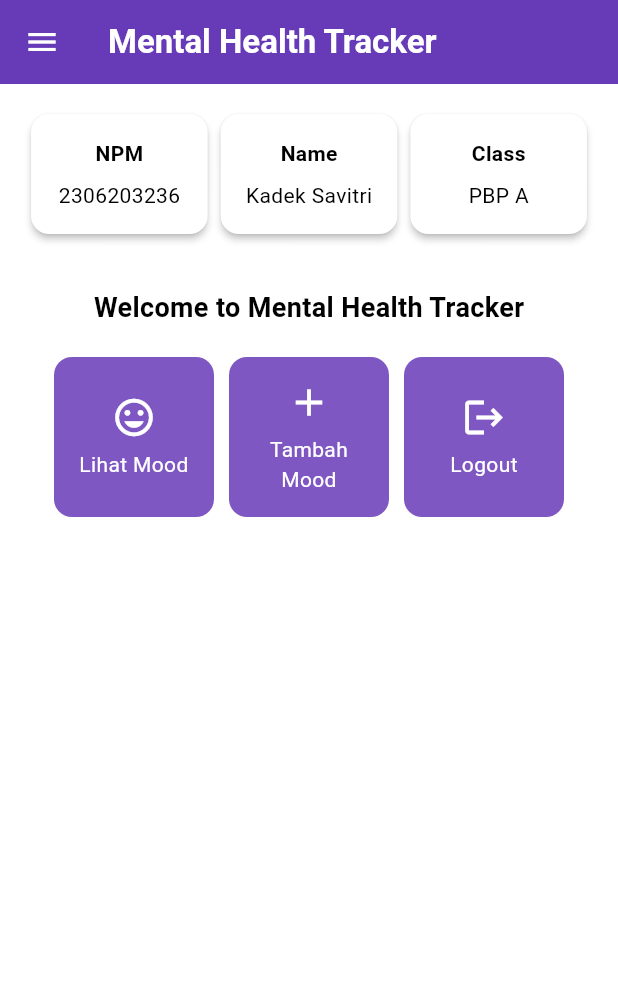
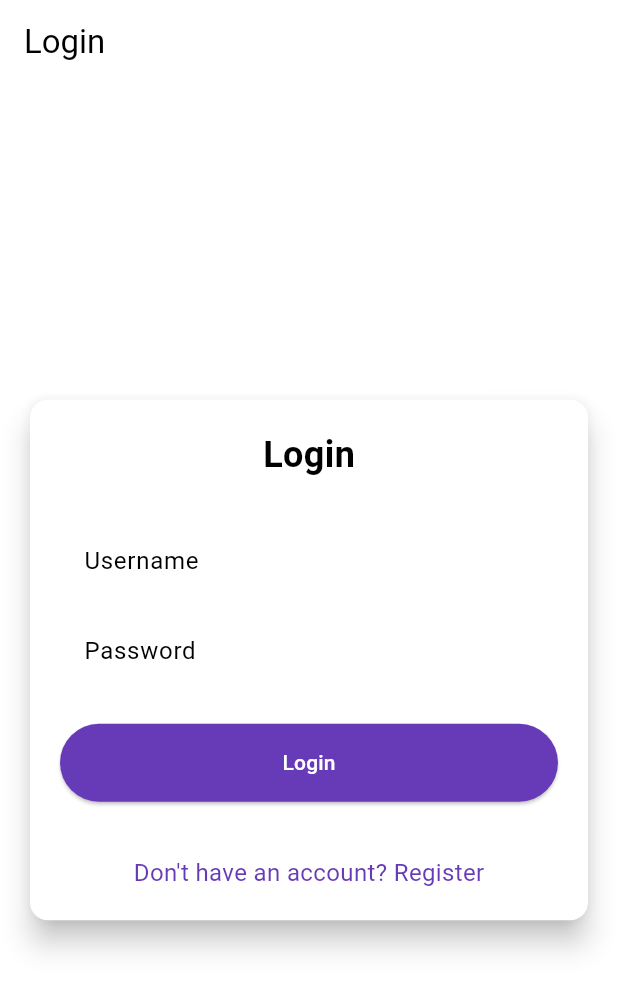
Before and after one commit to kadeksavitri/mental-health-tracker-mobile, a Flutter app: the screen it shows after launch, on a phone screen of 412 x 824 dp. Shown: the top 991 px of the screen. Run offline on Flutter 3.47's test engine with Material 3 defaults, Android fonts, the phone set to English and light mode, and no system bars; missing offline and left inert: pbp_django_auth.

Commit message:
tutorial 8

```diff
--- a/lib/main.dart
+++ b/lib/main.dart
@@ -1,5 +1,8 @@
 import 'package:mental_health_tracker/screens/menu.dart';
 import 'package:flutter/material.dart';
+import 'package:pbp_django_auth/pbp_django_auth.dart';
+import 'package:provider/provider.dart';
+import 'package:mental_health_tracker/screens/login.dart';
 
 void main() {
   runApp(const MyApp());
@@ -8,31 +11,23 @@ void main() {
 class MyApp extends StatelessWidget {
   const MyApp({super.key});
 
-  // This widget is the root of your application.
   @override
   Widget build(BuildContext context) {
-    return MaterialApp(
-      title: 'Flutter Demo',
-      theme: ThemeData(
-        // This is the theme of your application.
-        //
-        // TRY THIS: Try running your application with "flutter run". You'll see
-        // the application has a purple toolbar. Then, without quitting the app,
-        // try changing the seedColor in the colorScheme below to Colors.green
-        // and then invoke "hot reload" (save your changes or press the "hot
-        // reload" button in a Flutter-supported IDE, or press "r" if you used
-        // the command line to start the app).
-        //
-        // Notice that the counter didn't reset back to zero; the application
-        // state is not lost during the reload. To reset the state, use hot
-        // restart instead.
-        //
-        // This works for code too, not just values: Most code changes can be
-        // tested with just a hot reload.
-        colorScheme: ColorScheme.fromSwatch(primarySwatch: Colors.deepPurple,).copyWith(secondary: Colors.deepPurple[400]),
-        useMaterial3: true,
+    return Provider(
+      create: (_) {
+        CookieRequest request = CookieRequest();
+        return request;
+      },
+      child: MaterialApp(
+        title: 'Mental Health Tracker',
+        theme: ThemeData(
+          useMaterial3: true,
+          colorScheme: ColorScheme.fromSwatch(
+            primarySwatch: Colors.deepPurple,
+          ).copyWith(secondary: Colors.deepPurple[400]),
+        ),
+        home: const LoginPage(),
       ),
-      home: MyHomePage(),
     );
   }
 }
--- /dev/null
+++ b/lib/screens/login.dart
@@ -0,0 +1,182 @@
+import 'package:mental_health_tracker/screens/menu.dart';
+import 'package:flutter/material.dart';
+import 'package:pbp_django_auth/pbp_django_auth.dart';
+import 'package:provider/provider.dart';
+import 'package:mental_health_tracker/screens/register.dart';
+// Import halaman RegisterPage jika sudah dibuat
+
+void main() {
+  runApp(const LoginApp());
+}
+
+class LoginApp extends StatelessWidget {
+  const LoginApp({super.key});
+
+  @override
+  Widget build(BuildContext context) {
+    return MaterialApp(
+      title: 'Login',
+      theme: ThemeData(
+        useMaterial3: true,
+        colorScheme: ColorScheme.fromSwatch(
+          primarySwatch: Colors.deepPurple,
+        ).copyWith(secondary: Colors.deepPurple[400]),
+      ),
+      home: const LoginPage(),
+    );
+  }
+}
+
+class LoginPage extends StatefulWidget {
+  const LoginPage({super.key});
+
+  @override
+  State<LoginPage> createState() => _LoginPageState();
+}
+
+class _LoginPageState extends State<LoginPage> {
+  final TextEditingController _usernameController = TextEditingController();
+  final TextEditingController _passwordController = TextEditingController();
+
+  @override
+  Widget build(BuildContext context) {
+    final request = context.watch<CookieRequest>();
+
+    return Scaffold(
+      appBar: AppBar(
+        title: const Text('Login'),
+      ),
+      body: Center(
+        child: SingleChildScrollView(
+          padding: const EdgeInsets.all(16.0),
+          child: Card(
+            elevation: 8,
+            shape: RoundedRectangleBorder(
+              borderRadius: BorderRadius.circular(12.0),
+            ),
+            child: Padding(
+              padding: const EdgeInsets.all(20.0),
+              child: Column(
+                mainAxisSize: MainAxisSize.min,
+                children: [
+                  const Text(
+                    'Login',
+                    style: TextStyle(
+                      fontSize: 24.0,
+                      fontWeight: FontWeight.bold,
+                    ),
+                  ),
+                  const SizedBox(height: 30.0),
+                  TextField(
+                    controller: _usernameController,
+                    decoration: const InputDecoration(
+                      labelText: 'Username',
+                      hintText: 'Enter your username',
+                      border: OutlineInputBorder(
+                        borderRadius: BorderRadius.all(Radius.circular(12.0)),
+                      ),
+                      contentPadding:
+                          EdgeInsets.symmetric(horizontal: 12.0, vertical: 8.0),
+                    ),
+                  ),
+                  const SizedBox(height: 12.0),
+                  TextField(
+                    controller: _passwordController,
+                    decoration: const InputDecoration(
+                      labelText: 'Password',
+                      hintText: 'Enter your password',
+                      border: OutlineInputBorder(
+                        borderRadius: BorderRadius.all(Radius.circular(12.0)),
+                      ),
+                      contentPadding:
+                          EdgeInsets.symmetric(horizontal: 12.0, vertical: 8.0),
+                    ),
+                    obscureText: true,
+                  ),
+                  const SizedBox(height: 24.0),
+                  ElevatedButton(
+                    onPressed: () async {
+                      String username = _usernameController.text;
+                      String password = _passwordController.text;
+
+                      // Cek kredensial
+                      // : Ganti URL dan jangan lupa tambahkan trailing slash (/) di akhir URL!
+                      // Untuk menyambungkan Android emulator dengan Django pada localhost,
+                      // gunakan URL http://10.0.2.2/
+                      final response = await request
+                          .login("http://127.0.0.1:8000/auth/login/", {
+                        'username': username,
+                        'password': password,
+                      });
+
+                      if (request.loggedIn) {
+                        String message = response['message'];
+                        String uname = response['username'];
+                        if (context.mounted) {
+                          Navigator.pushReplacement(
+                            context,
+                            MaterialPageRoute(
+                                builder: (context) => MyHomePage()),
+                          );
+                          ScaffoldMessenger.of(context)
+                            ..hideCurrentSnackBar()
+                            ..showSnackBar(
+                              SnackBar(
+                                  content:
+                                      Text("$message Selamat datang, $uname.")),
+                            );
+                        }
+                      } else {
+                        if (context.mounted) {
+                          showDialog(
+                            context: context,
+                            builder: (context) => AlertDialog(
+                              title: const Text('Login Gagal'),
+                              content: Text(response['message']),
+                              actions: [
+                                TextButton(
+                                  child: const Text('OK'),
+                                  onPressed: () {
+                                    Navigator.pop(context);
+                                  },
+                                ),
+                              ],
+                            ),
+                          );
+                        }
+                      }
+                    },
+                    style: ElevatedButton.styleFrom(
+                      foregroundColor: Colors.white,
+                      minimumSize: Size(double.infinity, 50),
+                      backgroundColor: Theme.of(context).colorScheme.primary,
+                      padding: const EdgeInsets.symmetric(vertical: 16.0),
+                    ),
+                    child: const Text('Login'),
+                  ),
+                  const SizedBox(height: 36.0),
+                  GestureDetector(
+                    onTap: () {
+                      Navigator.push(
+                        context,
+                        MaterialPageRoute(
+                            builder: (context) => const RegisterPage()),
+                      );
+                    },
+                    child: Text(
+                      'Don\'t have an account? Register',
+                      style: TextStyle(
+                        color: Theme.of(context).colorScheme.primary,
+                        fontSize: 16.0,
+                      ),
+                    ),
+                  ),
+                ],
+              ),
+            ),
+          ),
+        ),
+      ),
+    );
+  }
+}
--- a/pubspec.yaml
+++ b/pubspec.yaml
@@ -35,6 +35,9 @@ dependencies:
   # The following adds the Cupertino Icons font to your application.
   # Use with the CupertinoIcons class for iOS style icons.
   cupertino_icons: ^1.0.8
+  provider: ^6.1.2
+  pbp_django_auth: ^0.4.0
+  http: ^1.2.2
 
 dev_dependencies:
   flutter_test:
@@ -45,7 +48,7 @@ dev_dependencies:
   # activated in the `analysis_options.yaml` file located at the root of your
   # package. See that file for information about deactivating specific lint
   # rules and activating additional ones.
-  flutter_lints: ^4.0.0
+  flutter_lints: ^5.0.0
 
 # For information on the generic Dart part of this file, see the
 # following page: https://dart.dev/tools/pub/pubspec
```
Also changed, not shown: lib/models/mood_entry.dart (added, +61 -0 lines), lib/screens/list_moodentry.dart (added, +91 -0 lines), lib/screens/moodentry_form.dart (+37 -28 lines), lib/screens/register.dart (added, +166 -0 lines), lib/widgets/left_drawer.dart (+12 -0 lines), lib/widgets/mood_card.dart (+37 -1 lines), pubspec.lock, 2 other files.
